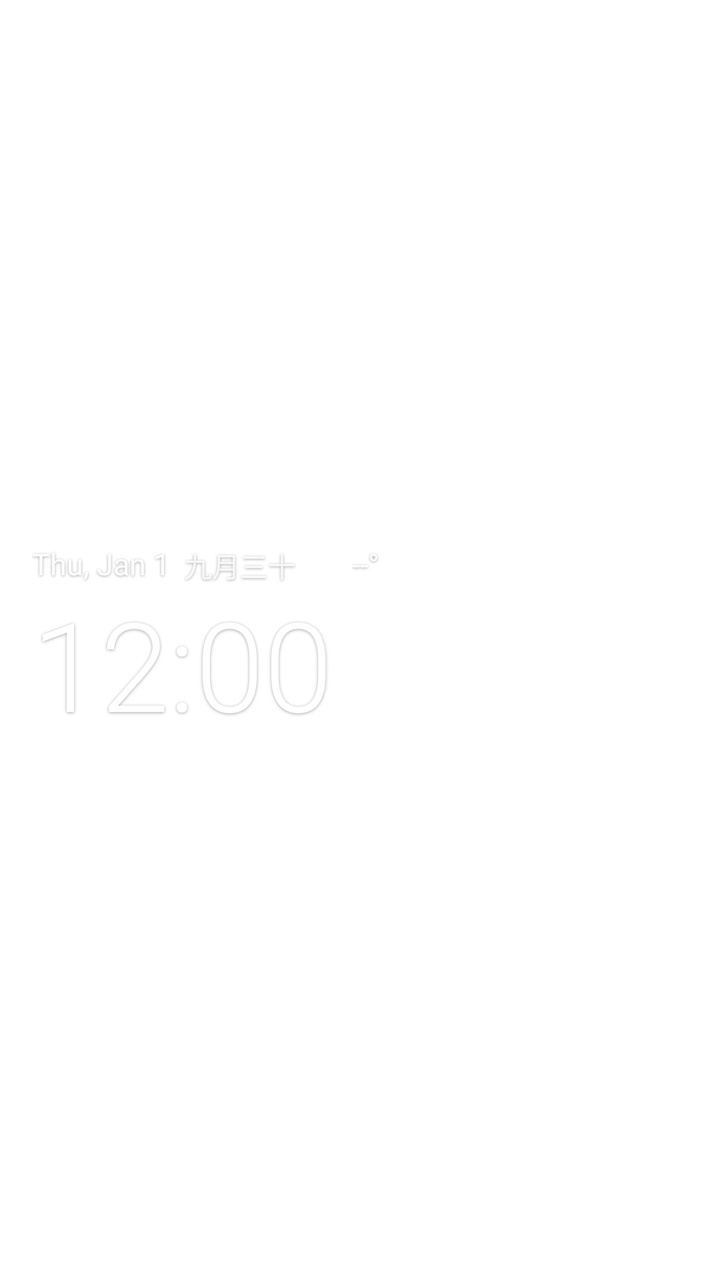
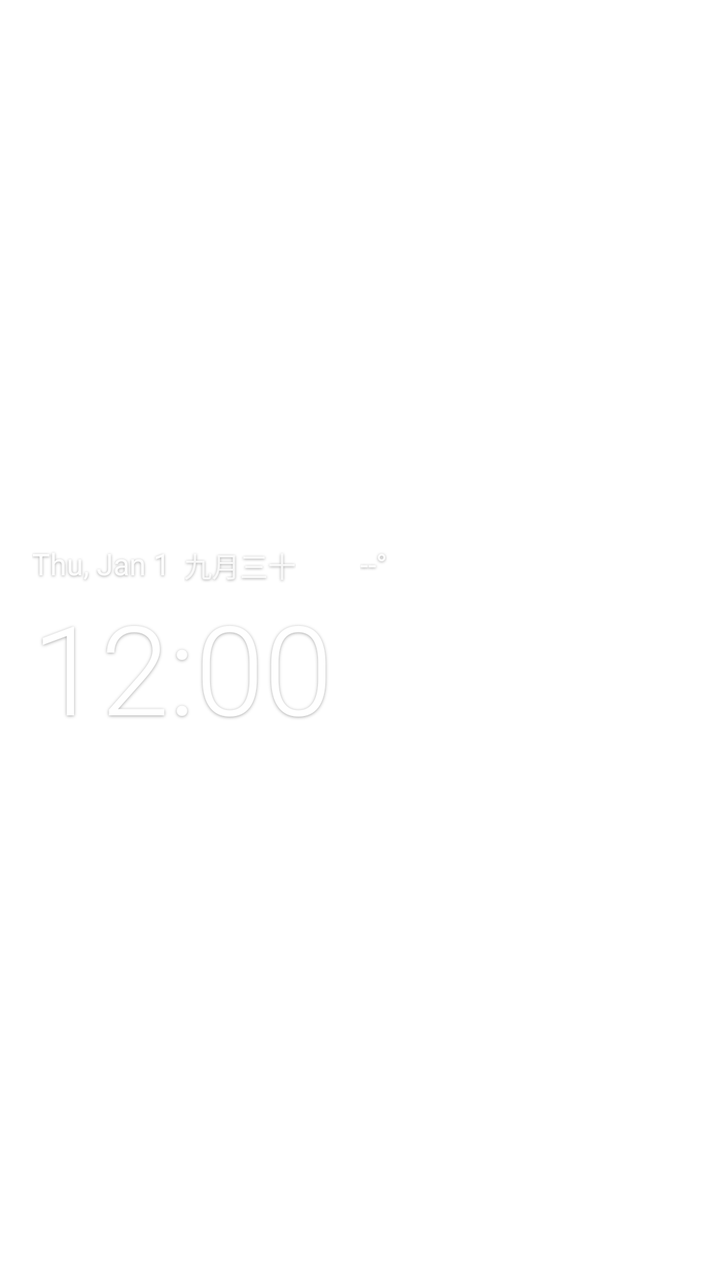

Screens rendered from an Android XML layout before and after an edit, with the pre-edit source and the edit as a unified diff.
<!-- AndroidManifest.xml: fallback theme Theme.MaterialComponents.DayNight.NoActionBar -->
<!-- res/layout/ww_white_light.xml -->
<?xml version="1.0" encoding="utf-8"?>
<LinearLayout xmlns:android="http://schemas.android.com/apk/res/android"
    android:id="@+id/ww_root"
    android:layout_width="match_parent"
    android:layout_height="match_parent"
    android:orientation="vertical"
    android:gravity="center_vertical|start"
    android:paddingStart="16dp"
    android:paddingEnd="16dp">

    <LinearLayout
        android:id="@+id/ww_date_touch"
        android:layout_width="match_parent"
        android:layout_height="wrap_content"
        android:orientation="horizontal"
        android:gravity="center_vertical"
        android:paddingTop="7dp"
        android:paddingBottom="3dp">

        <TextClock
            android:id="@+id/ww_date"
            android:layout_width="wrap_content"
            android:layout_height="wrap_content"
            android:fontFamily="sans-serif"
            android:format24Hour="@string/date_format_compact"
            android:format12Hour="@string/date_format_compact"
            android:includeFontPadding="false"
            android:shadowColor="#59000000"
            android:shadowDx="0"
            android:shadowDy="1"
            android:shadowRadius="3"
            android:textColor="#F2FFFFFF"
            android:textSize="15sp" />

        <TextView
            android:id="@+id/ww_lunar"
            android:layout_width="wrap_content"
            android:layout_height="wrap_content"
            android:layout_marginStart="7dp"
            android:fontFamily="sans-serif"
            android:includeFontPadding="false"
            android:shadowColor="#59000000"
            android:shadowDx="0"
            android:shadowDy="1"
            android:shadowRadius="3"
            android:textColor="#D9FFFFFF"
            android:textSize="14sp"
            android:text="九月三十" />

        <LinearLayout
            android:id="@+id/ww_weather_touch"
            android:layout_width="wrap_content"
            android:layout_height="wrap_content"
            android:layout_marginStart="8dp"
            android:orientation="horizontal"
            android:gravity="center_vertical"
            android:paddingTop="4dp"
            android:paddingBottom="4dp">

            <ImageView
                android:id="@+id/ww_icon"
                android:layout_width="17dp"
                android:layout_height="17dp"
                android:scaleType="fitCenter"
                android:src="@drawable/ic_wx_clear" />

            <TextView
                android:id="@+id/ww_temp"
                android:layout_width="wrap_content"
                android:layout_height="wrap_content"
                android:layout_marginStart="3dp"
                android:fontFamily="sans-serif"
                android:includeFontPadding="false"
                android:shadowColor="#59000000"
                android:shadowDx="0"
                android:shadowDy="1"
                android:shadowRadius="3"
                android:textColor="#F2FFFFFF"
                android:textSize="15sp"
                android:text="--°" />
        </LinearLayout>

        <TextView
            android:id="@+id/ww_city"
            android:layout_width="wrap_content"
            android:layout_height="wrap_content"
            android:layout_marginStart="8dp"
            android:ellipsize="end"
            android:fontFamily="sans-serif"
            android:includeFontPadding="false"
            android:maxLines="1"
            android:shadowColor="#59000000"
            android:shadowDx="0"
            android:shadowDy="1"
            android:shadowRadius="3"
            android:textColor="#B3FFFFFF"
            android:textSize="13sp"
            android:visibility="gone" />
    </LinearLayout>

    <FrameLayout
        android:id="@+id/ww_time_touch"
        android:layout_width="match_parent"
        android:layout_height="wrap_content"
        android:paddingTop="0dp"
        android:paddingBottom="6dp">

        <TextClock
            android:id="@+id/ww_time"
            android:layout_width="wrap_content"
            android:layout_height="wrap_content"
            android:fontFamily="sans-serif-light"
            android:format24Hour="HH:mm"
            android:format12Hour="h:mm"
            android:includeFontPadding="false"
            android:shadowColor="#59000000"
            android:shadowDx="0"
            android:shadowDy="1"
            android:shadowRadius="4"
            android:textColor="#FFFFFFFF"
            android:textSize="62sp" />
    </FrameLayout>

</LinearLayout>
<!-- resources referenced by this layout -->
<resources>
  <!-- drawable ic_wx_clear: vector/xml drawable (drawable, 2462 chars, omitted) -->
  <string name="date_format_compact">EEE, MMM d</string>
</resources>

<!-- the commit's change to res/layout/ww_white_light.xml (unified diff, before → after) -->
@@ -59,8 +59,8 @@
 
             <ImageView
                 android:id="@+id/ww_icon"
-                android:layout_width="17dp"
-                android:layout_height="17dp"
+                android:layout_width="21dp"
+                android:layout_height="21dp"
                 android:scaleType="fitCenter"
                 android:src="@drawable/ic_wx_clear" />
 
